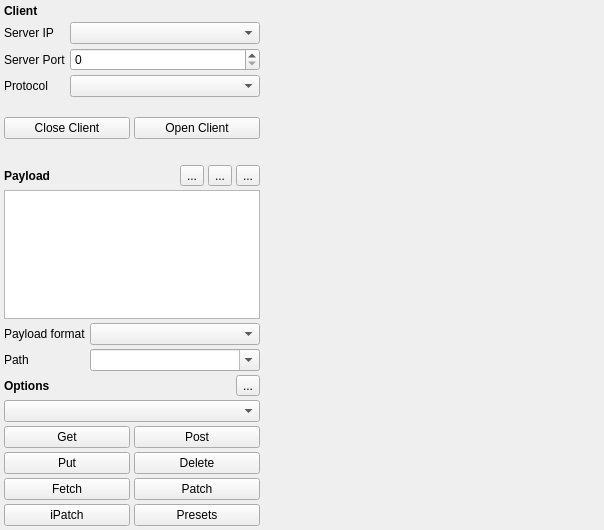
This is src/x/coap/coapclientui.ui in x-tools-author/x-tools as Qt 5 draws it before an edit. The edited form follows.
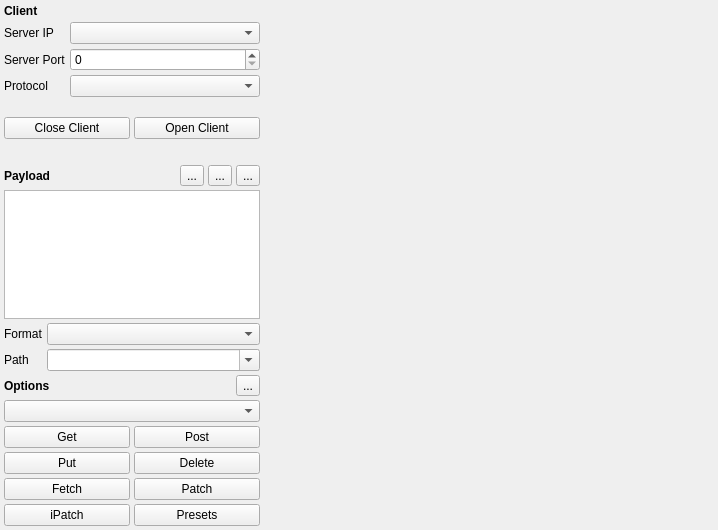
This is the edited form.

Diff of the .ui file:
```diff
--- a/src/x/coap/coapclientui.ui
+++ b/src/x/coap/coapclientui.ui
@@ -6,7 +6,7 @@
    <rect>
     <x>0</x>
     <y>0</y>
-    <width>604</width>
+    <width>718</width>
     <height>530</height>
    </rect>
   </property>
@@ -138,7 +138,7 @@
         </sizepolicy>
        </property>
        <property name="text">
-        <string>Payload format</string>
+        <string>Format</string>
        </property>
       </widget>
      </item>
```
